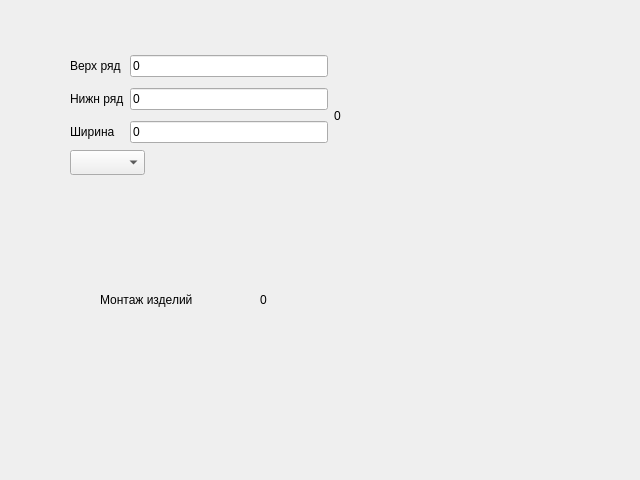
The window that calculatorwindow.ui (HSE-TEAM/-semester-project) describes before a commit, drawn with Qt 5.
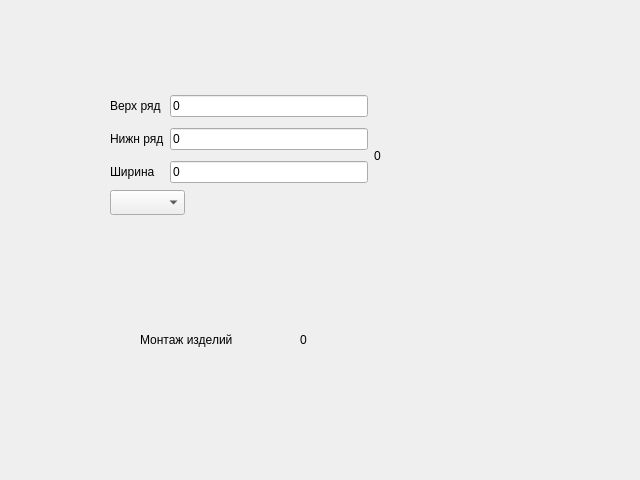
The same window after the commit.

```diff
--- a/calculatorwindow.ui
+++ b/calculatorwindow.ui
@@ -13,37 +13,11 @@
   <property name="windowTitle">
    <string>Dialog</string>
   </property>
-  <widget class="QLabel" name="frontWindowSizesCostValueLabel">
-   <property name="geometry">
-    <rect>
-     <x>260</x>
-     <y>290</y>
-     <width>63</width>
-     <height>20</height>
-    </rect>
-   </property>
-   <property name="text">
-    <string>0</string>
-   </property>
-  </widget>
-  <widget class="QLabel" name="frontWindowSizesCostLabel">
-   <property name="geometry">
-    <rect>
-     <x>100</x>
-     <y>290</y>
-     <width>121</width>
-     <height>20</height>
-    </rect>
-   </property>
-   <property name="text">
-    <string>Монтаж изделий</string>
-   </property>
-  </widget>
   <widget class="QWidget" name="gridLayoutWidget">
    <property name="geometry">
     <rect>
-     <x>70</x>
-     <y>50</y>
+     <x>110</x>
+     <y>90</y>
      <width>271</width>
      <height>101</height>
     </rect>
@@ -103,16 +77,42 @@
     </item>
    </layout>
   </widget>
+  <widget class="QLabel" name="frontWindowSizesCostLabel">
+   <property name="geometry">
+    <rect>
+     <x>140</x>
+     <y>330</y>
+     <width>121</width>
+     <height>20</height>
+    </rect>
+   </property>
+   <property name="text">
+    <string>Монтаж изделий</string>
+   </property>
+  </widget>
   <widget class="QComboBox" name="comboBox">
    <property name="geometry">
     <rect>
-     <x>70</x>
-     <y>150</y>
+     <x>110</x>
+     <y>190</y>
      <width>75</width>
      <height>25</height>
     </rect>
    </property>
   </widget>
+  <widget class="QLabel" name="frontWindowSizesCostValueLabel">
+   <property name="geometry">
+    <rect>
+     <x>300</x>
+     <y>330</y>
+     <width>63</width>
+     <height>20</height>
+    </rect>
+   </property>
+   <property name="text">
+    <string>0</string>
+   </property>
+  </widget>
  </widget>
  <resources/>
  <connections/>
```
Left out of the diff: 4 changed lines with no effect on the pictures.
